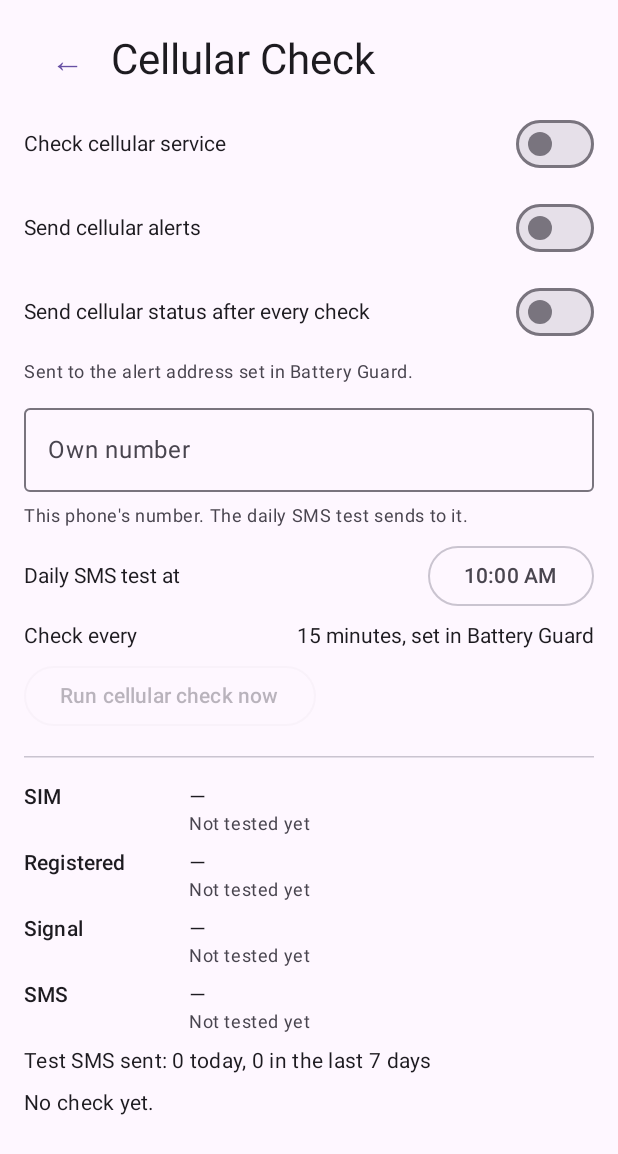
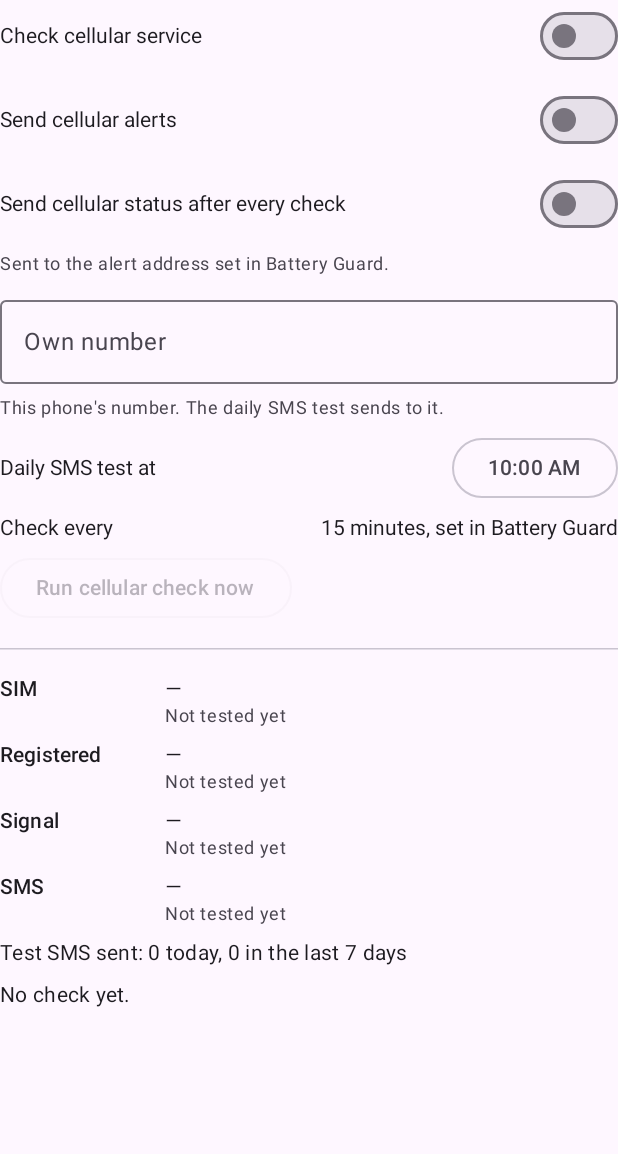
Before and after one commit to AAAngusL/matter_plug, an Android app built with Jetpack Compose: the composable CellularSection shown on its own in the app's theme, on a phone screen of 412 x 824 dp. Shown: the top 1154 px of the screen. Run offline under Robolectric (Android 15) with nearby library versions, the phone set to English and light mode, and no system bars; 1 statement that could not run was skipped.

Commit message:
Battery Guard and Cellular Check as two tabs under the plug switch
Cellular Check was a separate screen behind the ⋮ menu, so its send
switches were easy to miss. It is now the second tab beside Battery
Guard, the same on every plug; the ⋮ menu is Rename and Remove plug.
The tab content starts under the switch instead of being centred.

Proved: unit tests and build pass; on the phone both tabs show, the
menu has two items, the Cellular switches are stored on, and
cellular_status reached the server.

Co-Authored-By: Claude Opus 5.5 <noreply@anthropic.com>

```diff
--- a/app/app/src/main/java/app/matterplug/MainActivity.kt
+++ b/app/app/src/main/java/app/matterplug/MainActivity.kt
@@ -29,7 +29,6 @@ import androidx.compose.ui.platform.LocalContext
 import androidx.compose.ui.res.stringResource
 import androidx.lifecycle.compose.collectAsStateWithLifecycle
 import androidx.lifecycle.viewmodel.compose.viewModel
-import app.matterplug.cellular.ui.CellularScreen
 import app.matterplug.data.Plug
 import app.matterplug.data.PlugRepository
 import app.matterplug.data.resolve
@@ -76,7 +75,6 @@ private fun AppRoot() {
     val chargerId: Long? by repository.chargerNodeId.collectAsStateWithLifecycle(initialValue = null)
     var showUnreachableNotice by rememberSaveable { mutableStateOf(false) }
     var adding by rememberSaveable { mutableStateOf(false) }
-    var showCellular by rememberSaveable { mutableStateOf(false) }      // Cellular Check screen, from the ⋮ menu
     // A new plug is saved as soon as pairing succeeds; keep the pairing screen up until it has been named.
     val pairing: PairingViewModel = viewModel()
     val naming = pairing.state.collectAsStateWithLifecycle().value is PairingState.NamePlug
@@ -86,7 +84,6 @@ private fun AppRoot() {
         list == null -> Box(Modifier.fillMaxSize(), contentAlignment = Alignment.Center) { CircularProgressIndicator() }
         list.isEmpty() -> PairingScreen()
         adding || naming -> PairingScreen(onExit = { adding = false })
-        showCellular -> CellularScreen(onBack = { showCellular = false })
         else -> {
             val plug = list.resolve(selectedId)!!
             PlugScreen(
@@ -95,7 +92,6 @@ private fun AppRoot() {
                 isCharger = plug.nodeId == list.resolve(chargerId)!!.nodeId,
                 onSelect = { scope.launch { repository.select(it.nodeId) } },
                 onAdd = { adding = true },
-                onOpenCellular = { showCellular = true },
                 onUseAsCharger = { scope.launch { repository.setCharger(plug.nodeId) } },
                 onRemoved = { unreachable -> showUnreachableNotice = unreachable }
             )
--- a/app/app/src/main/java/app/matterplug/cellular/ui/CellularScreen.kt
+++ b/app/app/src/main/java/app/matterplug/cellular/ui/CellularSection.kt
@@ -3,26 +3,21 @@ package app.matterplug.cellular.ui
 import android.Manifest
 import android.app.TimePickerDialog
 import android.text.format.DateFormat
-import androidx.activity.compose.BackHandler
 import androidx.activity.compose.rememberLauncherForActivityResult
 import androidx.activity.result.contract.ActivityResultContracts
 import androidx.compose.foundation.layout.Arrangement
 import androidx.compose.foundation.layout.Column
 import androidx.compose.foundation.layout.Row
-import androidx.compose.foundation.layout.fillMaxSize
 import androidx.compose.foundation.layout.fillMaxWidth
 import androidx.compose.foundation.layout.padding
 import androidx.compose.foundation.layout.width
-import androidx.compose.foundation.rememberScrollState
 import androidx.compose.foundation.text.KeyboardOptions
-import androidx.compose.foundation.verticalScroll
 import androidx.compose.material3.HorizontalDivider
 import androidx.compose.material3.MaterialTheme
 import androidx.compose.material3.OutlinedButton
 import androidx.compose.material3.OutlinedTextField
 import androidx.compose.material3.Switch
 import androidx.compose.material3.Text
-import androidx.compose.material3.TextButton
 import androidx.compose.runtime.Composable
 import androidx.compose.runtime.getValue
 import androidx.compose.runtime.mutableStateOf
@@ -44,10 +39,9 @@ import app.matterplug.cellular.logic.Layer
 import app.matterplug.cellular.logic.LayerResult
 import java.util.Date
 
-/** Cellular Check, its own screen from the ⋮ menu (section 10). The same screen whichever plug is shown. */
+/** Cellular Check, the second tab under the plug switch. The same section whichever plug is shown. */
 @Composable
-fun CellularScreen(onBack: () -> Unit, viewModel: CellularViewModel = viewModel()) {
-    BackHandler(onBack = onBack)
+fun CellularSection(modifier: Modifier = Modifier, viewModel: CellularViewModel = viewModel()) {
     val settings by viewModel.settings.collectAsStateWithLifecycle()
     val status by viewModel.status.collectAsStateWithLifecycle()
     val intervalMin by viewModel.intervalMin.collectAsStateWithLifecycle()
@@ -63,14 +57,7 @@ fun CellularScreen(onBack: () -> Unit, viewModel: CellularViewModel = viewModel(
         if (granted) viewModel.enable()
     }
 
-    Column(
-        Modifier.fillMaxSize().verticalScroll(rememberScrollState()).padding(16.dp),
-        verticalArrangement = Arrangement.spacedBy(8.dp),
-    ) {
-        Row(verticalAlignment = Alignment.CenterVertically) {
-            TextButton(onClick = onBack) { Text("←", style = MaterialTheme.typography.titleLarge) }
-            Text(stringResource(R.string.cellular_title), style = MaterialTheme.typography.headlineMedium)
-        }
+    Column(modifier.fillMaxWidth(), verticalArrangement = Arrangement.spacedBy(8.dp)) {
         val s = settings ?: return@Column
 
         Row(Modifier.fillMaxWidth(), verticalAlignment = Alignment.CenterVertically) {
--- a/app/app/src/main/java/app/matterplug/guard/ui/GuardSection.kt
+++ b/app/app/src/main/java/app/matterplug/guard/ui/GuardSection.kt
@@ -27,7 +27,6 @@ import androidx.compose.foundation.text.KeyboardOptions
 import androidx.compose.material3.AlertDialog
 import androidx.compose.material3.DropdownMenu
 import androidx.compose.material3.DropdownMenuItem
-import androidx.compose.material3.HorizontalDivider
 import androidx.compose.material3.MaterialTheme
 import androidx.compose.material3.OutlinedButton
 import androidx.compose.material3.OutlinedTextField
@@ -121,9 +120,6 @@ fun GuardSection(modifier: Modifier = Modifier, viewModel: GuardViewModel = view
     )
 
     Column(modifier.fillMaxWidth(), verticalArrangement = Arrangement.spacedBy(8.dp)) {
-        HorizontalDivider(Modifier.padding(vertical = 8.dp))
-        Text(stringResource(R.string.guard_title), style = MaterialTheme.typography.titleMedium)
-
         SwitchRow(
             label = stringResource(R.string.guard_switch),
             checked = s.enabled,
--- a/app/app/src/main/res/values/strings.xml
+++ b/app/app/src/main/res/values/strings.xml
@@ -38,7 +38,6 @@
     <string name="rename_title">Rename plug</string>
 
     <!-- Cellular Check (docs/CELLULAR-CHECK.md section 10) -->
-    <string name="menu_cellular">Cellular Check</string>
     <string name="cellular_title">Cellular Check</string>
     <string name="cellular_switch">Check cellular service</string>
     <string name="cellular_send_alerts">Send cellular alerts</string>
```
Also changed, not shown: app/app/src/main/java/app/matterplug/plug/PlugScreen.kt (+17 -11 lines), 2 other files.
